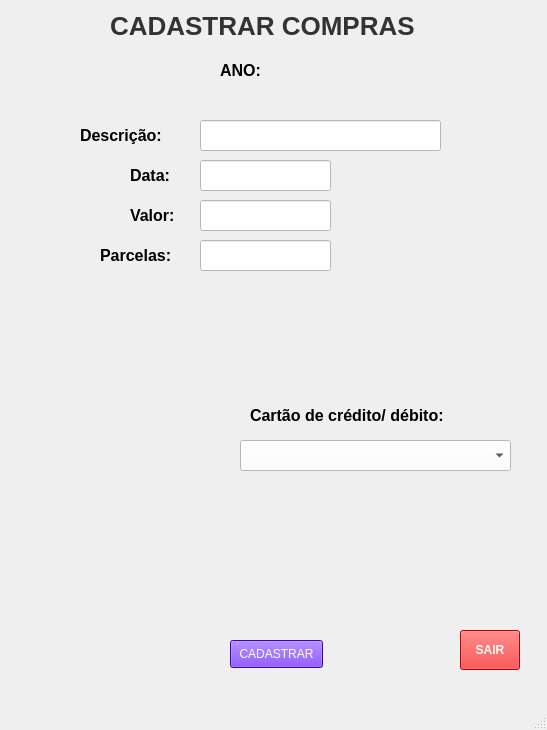
The window that cadastarcompras.ui (lucianofg95/adeuspanilhafinancas) describes before a commit, drawn with Qt 5.
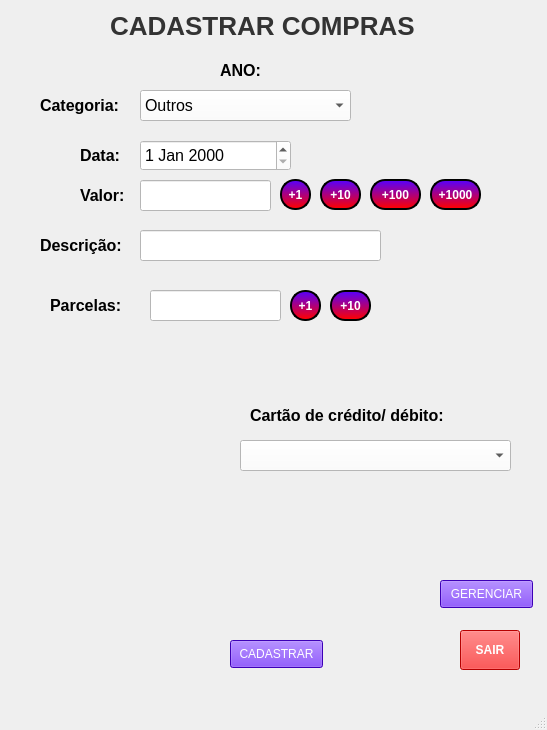
The same window after the commit.

What changed in the file:
```diff
--- a/cadastarcompras.ui
+++ b/cadastarcompras.ui
@@ -14,27 +14,6 @@
    <string>MainWindow</string>
   </property>
   <widget class="QWidget" name="centralwidget">
-   <widget class="QLabel" name="label_3">
-    <property name="geometry">
-     <rect>
-      <x>130</x>
-      <y>150</y>
-      <width>51</width>
-      <height>51</height>
-     </rect>
-    </property>
-    <property name="font">
-     <font>
-      <family>Arial</family>
-      <pointsize>12</pointsize>
-      <weight>75</weight>
-      <bold>true</bold>
-     </font>
-    </property>
-    <property name="text">
-     <string>Data:</string>
-    </property>
-   </widget>
    <widget class="QComboBox" name="comboBox">
     <property name="geometry">
      <rect>
@@ -88,22 +67,6 @@
      <string>CADASTRAR COMPRAS</string>
     </property>
    </widget>
-   <widget class="QLineEdit" name="lineEdit_2">
-    <property name="geometry">
-     <rect>
-      <x>200</x>
-      <y>160</y>
-      <width>131</width>
-      <height>31</height>
-     </rect>
-    </property>
-    <property name="styleSheet">
-     <string notr="true">background-color: rgb(255, 255, 255);</string>
-    </property>
-    <property name="inputMask">
-     <string/>
-    </property>
-   </widget>
    <widget class="QPushButton" name="pushButton">
     <property name="geometry">
      <rect>
@@ -121,32 +84,6 @@
      <string>CADASTRAR</string>
     </property>
    </widget>
-   <widget class="QLineEdit" name="lineEdit_3">
-    <property name="geometry">
-     <rect>
-      <x>200</x>
-      <y>200</y>
-      <width>131</width>
-      <height>31</height>
-     </rect>
-    </property>
-    <property name="styleSheet">
-     <string notr="true">background-color: rgb(255, 255, 255);</string>
-    </property>
-   </widget>
-   <widget class="QLineEdit" name="lineEdit">
-    <property name="geometry">
-     <rect>
-      <x>200</x>
-      <y>120</y>
-      <width>241</width>
-      <height>31</height>
-     </rect>
-    </property>
-    <property name="styleSheet">
-     <string notr="true">background-color: rgb(255, 255, 255);</string>
-    </property>
-   </widget>
    <widget class="QLabel" name="label_6">
     <property name="geometry">
      <rect>
@@ -168,48 +105,6 @@
      <string>Cartão de crédito/ débito:</string>
     </property>
    </widget>
-   <widget class="QLabel" name="label_4">
-    <property name="geometry">
-     <rect>
-      <x>130</x>
-      <y>190</y>
-      <width>61</width>
-      <height>51</height>
-     </rect>
-    </property>
-    <property name="font">
-     <font>
-      <family>Arial</family>
-      <pointsize>12</pointsize>
-      <weight>75</weight>
-      <bold>true</bold>
-     </font>
-    </property>
-    <property name="text">
-     <string>Valor:</string>
-    </property>
-   </widget>
-   <widget class="QLabel" name="label_2">
-    <property name="geometry">
-     <rect>
-      <x>80</x>
-      <y>110</y>
-      <width>111</width>
-      <height>51</height>
-     </rect>
-    </property>
-    <property name="font">
-     <font>
-      <family>Arial</family>
-      <pointsize>12</pointsize>
-      <weight>75</weight>
-      <bold>true</bold>
-     </font>
-    </property>
-    <property name="text">
-     <string>Descrição:</string>
-    </property>
-   </widget>
    <widget class="QPushButton" name="pushButton_2">
     <property name="geometry">
      <rect>
@@ -238,8 +133,8 @@
    <widget class="QLabel" name="label_7">
     <property name="geometry">
      <rect>
-      <x>100</x>
-      <y>230</y>
+      <x>50</x>
+      <y>280</y>
       <width>91</width>
       <height>51</height>
      </rect>
@@ -259,8 +154,8 @@
    <widget class="QLineEdit" name="lineEdit_4">
     <property name="geometry">
      <rect>
-      <x>200</x>
-      <y>240</y>
+      <x>150</x>
+      <y>290</y>
       <width>131</width>
       <height>31</height>
      </rect>
@@ -317,6 +212,460 @@
      <set>Qt::AlignCenter</set>
     </property>
    </widget>
+   <widget class="QPushButton" name="pushButton_6">
+    <property name="geometry">
+     <rect>
+      <x>430</x>
+      <y>179</y>
+      <width>51</width>
+      <height>31</height>
+     </rect>
+    </property>
+    <property name="font">
+     <font>
+      <pointsize>9</pointsize>
+      <weight>75</weight>
+      <bold>true</bold>
+     </font>
+    </property>
+    <property name="styleSheet">
+     <string notr="true">QPushButton {
+    background-color: qlineargradient(spread:pad, x1:0.504, y1:0, x2:0.504, y2:0.981, stop:0 rgba(85, 0, 255, 255), stop:1 rgba(255, 0, 0, 255));
+    color: rgb(255, 255, 255);
+    border-radius: 15px;
+    border-style: solid;
+    border-width: 2px;
+    border-color: rgb(0, 0, 0);
+}
+
+QPushButton:hover {
+    background-color: qlineargradient(spread:pad, x1:0.504, y1:0, x2:0.504, y2:0.981, stop:0 rgba(85, 0, 255, 255), stop:1 rgba(200, 0, 0, 255));
+}
+
+QPushButton:pressed {
+    background-color: qlineargradient(spread:pad, x1:0.504, y1:0, x2:0.504, y2:0.981, stop:0 rgba(85, 0, 255, 255), stop:1 rgba(150, 0, 0, 255));
+}
+</string>
+    </property>
+    <property name="text">
+     <string>+1000</string>
+    </property>
+   </widget>
+   <widget class="QLabel" name="label_9">
+    <property name="geometry">
+     <rect>
+      <x>40</x>
+      <y>80</y>
+      <width>91</width>
+      <height>51</height>
+     </rect>
+    </property>
+    <property name="font">
+     <font>
+      <family>Arial</family>
+      <pointsize>12</pointsize>
+      <weight>75</weight>
+      <bold>true</bold>
+     </font>
+    </property>
+    <property name="text">
+     <string>Categoria:</string>
+    </property>
+   </widget>
+   <widget class="QLineEdit" name="lineEdit">
+    <property name="geometry">
+     <rect>
+      <x>140</x>
+      <y>230</y>
+      <width>241</width>
+      <height>31</height>
+     </rect>
+    </property>
+    <property name="styleSheet">
+     <string notr="true">background-color: rgb(255, 255, 255);</string>
+    </property>
+   </widget>
+   <widget class="QLineEdit" name="lineEdit_3">
+    <property name="geometry">
+     <rect>
+      <x>140</x>
+      <y>180</y>
+      <width>131</width>
+      <height>31</height>
+     </rect>
+    </property>
+    <property name="styleSheet">
+     <string notr="true">background-color: rgb(255, 255, 255);</string>
+    </property>
+   </widget>
+   <widget class="QDateEdit" name="dateEdit">
+    <property name="geometry">
+     <rect>
+      <x>140</x>
+      <y>140</y>
+      <width>151</width>
+      <height>31</height>
+     </rect>
+    </property>
+    <property name="font">
+     <font>
+      <family>Arial</family>
+      <pointsize>12</pointsize>
+     </font>
+    </property>
+    <property name="styleSheet">
+     <string notr="true">background-color: rgb(255, 255, 255);</string>
+    </property>
+   </widget>
+   <widget class="QPushButton" name="pushButton_3">
+    <property name="geometry">
+     <rect>
+      <x>280</x>
+      <y>179</y>
+      <width>31</width>
+      <height>31</height>
+     </rect>
+    </property>
+    <property name="font">
+     <font>
+      <pointsize>9</pointsize>
+      <weight>75</weight>
+      <bold>true</bold>
+     </font>
+    </property>
+    <property name="styleSheet">
+     <string notr="true">QPushButton {
+    background-color: qlineargradient(spread:pad, x1:0.504, y1:0, x2:0.504, y2:0.981, stop:0 rgba(85, 0, 255, 255), stop:1 rgba(255, 0, 0, 255));
+    color: rgb(255, 255, 255);
+    border-radius: 15px;
+    border-style: solid;
+    border-width: 2px;
+    border-color: rgb(0, 0, 0);
+}
+
+QPushButton:hover {
+    background-color: qlineargradient(spread:pad, x1:0.504, y1:0, x2:0.504, y2:0.981, stop:0 rgba(85, 0, 255, 255), stop:1 rgba(200, 0, 0, 255));
+}
+
+QPushButton:pressed {
+    background-color: qlineargradient(spread:pad, x1:0.504, y1:0, x2:0.504, y2:0.981, stop:0 rgba(85, 0, 255, 255), stop:1 rgba(150, 0, 0, 255));
+}
+</string>
+    </property>
+    <property name="text">
+     <string>+1</string>
+    </property>
+   </widget>
+   <widget class="QLabel" name="label_4">
+    <property name="geometry">
+     <rect>
+      <x>80</x>
+      <y>170</y>
+      <width>61</width>
+      <height>51</height>
+     </rect>
+    </property>
+    <property name="font">
+     <font>
+      <family>Arial</family>
+      <pointsize>12</pointsize>
+      <weight>75</weight>
+      <bold>true</bold>
+     </font>
+    </property>
+    <property name="text">
+     <string>Valor:</string>
+    </property>
+   </widget>
+   <widget class="QComboBox" name="comboBox_2">
+    <property name="geometry">
+     <rect>
+      <x>140</x>
+      <y>90</y>
+      <width>211</width>
+      <height>31</height>
+     </rect>
+    </property>
+    <property name="font">
+     <font>
+      <family>Arial</family>
+      <pointsize>12</pointsize>
+     </font>
+    </property>
+    <property name="styleSheet">
+     <string notr="true">background-color: rgb(255, 255, 255);</string>
+    </property>
+    <item>
+     <property name="text">
+      <string>Outros</string>
+     </property>
+    </item>
+    <item>
+     <property name="text">
+      <string>Alimentação</string>
+     </property>
+    </item>
+    <item>
+     <property name="text">
+      <string>Moradia</string>
+     </property>
+    </item>
+    <item>
+     <property name="text">
+      <string>Transporte</string>
+     </property>
+    </item>
+    <item>
+     <property name="text">
+      <string>Saúde</string>
+     </property>
+    </item>
+    <item>
+     <property name="text">
+      <string>Educação</string>
+     </property>
+    </item>
+    <item>
+     <property name="text">
+      <string>Lazer</string>
+     </property>
+    </item>
+    <item>
+     <property name="text">
+      <string>Vestuário</string>
+     </property>
+    </item>
+    <item>
+     <property name="text">
+      <string>Comunicação</string>
+     </property>
+    </item>
+    <item>
+     <property name="text">
+      <string>Impostos</string>
+     </property>
+    </item>
+    <item>
+     <property name="text">
+      <string>Dívidas</string>
+     </property>
+    </item>
+   </widget>
+   <widget class="QPushButton" name="pushButton_5">
+    <property name="geometry">
+     <rect>
+      <x>370</x>
+      <y>179</y>
+      <width>51</width>
+      <height>31</height>
+     </rect>
+    </property>
+    <property name="font">
+     <font>
+      <pointsize>9</pointsize>
+      <weight>75</weight>
+      <bold>true</bold>
+     </font>
+    </property>
+    <property name="styleSheet">
+     <string notr="true">QPushButton {
+    background-color: qlineargradient(spread:pad, x1:0.504, y1:0, x2:0.504, y2:0.981, stop:0 rgba(85, 0, 255, 255), stop:1 rgba(255, 0, 0, 255));
+    color: rgb(255, 255, 255);
+    border-radius: 15px;
+    border-style: solid;
+    border-width: 2px;
+    border-color: rgb(0, 0, 0);
+}
+
+QPushButton:hover {
+    background-color: qlineargradient(spread:pad, x1:0.504, y1:0, x2:0.504, y2:0.981, stop:0 rgba(85, 0, 255, 255), stop:1 rgba(200, 0, 0, 255));
+}
+
+QPushButton:pressed {
+    background-color: qlineargradient(spread:pad, x1:0.504, y1:0, x2:0.504, y2:0.981, stop:0 rgba(85, 0, 255, 255), stop:1 rgba(150, 0, 0, 255));
+}
+</string>
+    </property>
+    <property name="text">
+     <string>+100</string>
+    </property>
+   </widget>
+   <widget class="QLabel" name="label_3">
+    <property name="geometry">
+     <rect>
+      <x>80</x>
+      <y>130</y>
+      <width>61</width>
+      <height>51</height>
+     </rect>
+    </property>
+    <property name="font">
+     <font>
+      <family>Arial</family>
+      <pointsize>12</pointsize>
+      <weight>75</weight>
+      <bold>true</bold>
+     </font>
+    </property>
+    <property name="text">
+     <string>Data:</string>
+    </property>
+   </widget>
+   <widget class="QPushButton" name="pushButton_4">
+    <property name="geometry">
+     <rect>
+      <x>320</x>
+      <y>179</y>
+      <width>41</width>
+      <height>31</height>
+     </rect>
+    </property>
+    <property name="font">
+     <font>
+      <pointsize>9</pointsize>
+      <weight>75</weight>
+      <bold>true</bold>
+     </font>
+    </property>
+    <property name="styleSheet">
+     <string notr="true">QPushButton {
+    background-color: qlineargradient(spread:pad, x1:0.504, y1:0, x2:0.504, y2:0.981, stop:0 rgba(85, 0, 255, 255), stop:1 rgba(255, 0, 0, 255));
+    color: rgb(255, 255, 255);
+    border-radius: 15px;
+    border-style: solid;
+    border-width: 2px;
+    border-color: rgb(0, 0, 0);
+}
+
+QPushButton:hover {
+    background-color: qlineargradient(spread:pad, x1:0.504, y1:0, x2:0.504, y2:0.981, stop:0 rgba(85, 0, 255, 255), stop:1 rgba(200, 0, 0, 255));
+}
+
+QPushButton:pressed {
+    background-color: qlineargradient(spread:pad, x1:0.504, y1:0, x2:0.504, y2:0.981, stop:0 rgba(85, 0, 255, 255), stop:1 rgba(150, 0, 0, 255));
+}
+</string>
+    </property>
+    <property name="text">
+     <string>+10</string>
+    </property>
+   </widget>
+   <widget class="QLabel" name="label_2">
+    <property name="geometry">
+     <rect>
+      <x>40</x>
+      <y>220</y>
+      <width>91</width>
+      <height>51</height>
+     </rect>
+    </property>
+    <property name="font">
+     <font>
+      <family>Arial</family>
+      <pointsize>12</pointsize>
+      <weight>75</weight>
+      <bold>true</bold>
+     </font>
+    </property>
+    <property name="text">
+     <string>Descrição:</string>
+    </property>
+   </widget>
+   <widget class="QPushButton" name="pushButton_7">
+    <property name="geometry">
+     <rect>
+      <x>290</x>
+      <y>290</y>
+      <width>31</width>
+      <height>31</height>
+     </rect>
+    </property>
+    <property name="font">
+     <font>
+      <pointsize>9</pointsize>
+      <weight>75</weight>
+      <bold>true</bold>
+     </font>
+    </property>
+    <property name="styleSheet">
+     <string notr="true">QPushButton {
+    background-color: qlineargradient(spread:pad, x1:0.504, y1:0, x2:0.504, y2:0.981, stop:0 rgba(85, 0, 255, 255), stop:1 rgba(255, 0, 0, 255));
+    color: rgb(255, 255, 255);
+    border-radius: 15px;
+    border-style: solid;
+    border-width: 2px;
+    border-color: rgb(0, 0, 0);
+}
+
+QPushButton:hover {
+    background-color: qlineargradient(spread:pad, x1:0.504, y1:0, x2:0.504, y2:0.981, stop:0 rgba(85, 0, 255, 255), stop:1 rgba(200, 0, 0, 255));
+}
+
+QPushButton:pressed {
+    background-color: qlineargradient(spread:pad, x1:0.504, y1:0, x2:0.504, y2:0.981, stop:0 rgba(85, 0, 255, 255), stop:1 rgba(150, 0, 0, 255));
+}
+</string>
+    </property>
+    <property name="text">
+     <string>+1</string>
+    </property>
+   </widget>
+   <widget class="QPushButton" name="pushButton_8">
+    <property name="geometry">
+     <rect>
+      <x>330</x>
+      <y>290</y>
+      <width>41</width>
+      <height>31</height>
+     </rect>
+    </property>
+    <property name="font">
+     <font>
+      <pointsize>9</pointsize>
+      <weight>75</weight>
+      <bold>true</bold>
+     </font>
+    </property>
+    <property name="styleSheet">
+     <string notr="true">QPushButton {
+    background-color: qlineargradient(spread:pad, x1:0.504, y1:0, x2:0.504, y2:0.981, stop:0 rgba(85, 0, 255, 255), stop:1 rgba(255, 0, 0, 255));
+    color: rgb(255, 255, 255);
+    border-radius: 15px;
+    border-style: solid;
+    border-width: 2px;
+    border-color: rgb(0, 0, 0);
+}
+
+QPushButton:hover {
+    background-color: qlineargradient(spread:pad, x1:0.504, y1:0, x2:0.504, y2:0.981, stop:0 rgba(85, 0, 255, 255), stop:1 rgba(200, 0, 0, 255));
+}
+
+QPushButton:pressed {
+    background-color: qlineargradient(spread:pad, x1:0.504, y1:0, x2:0.504, y2:0.981, stop:0 rgba(85, 0, 255, 255), stop:1 rgba(150, 0, 0, 255));
+}
+</string>
+    </property>
+    <property name="text">
+     <string>+10</string>
+    </property>
+   </widget>
+   <widget class="QPushButton" name="pushButton_9">
+    <property name="geometry">
+     <rect>
+      <x>440</x>
+      <y>580</y>
+      <width>93</width>
+      <height>28</height>
+     </rect>
+    </property>
+    <property name="styleSheet">
+     <string notr="true">background-color: rgb(85, 0, 255);
+color: rgb(255, 255, 255);</string>
+    </property>
+    <property name="text">
+     <string>GERENCIAR</string>
+    </property>
+   </widget>
   </widget>
   <widget class="QMenuBar" name="menubar">
    <property name="geometry">
```
